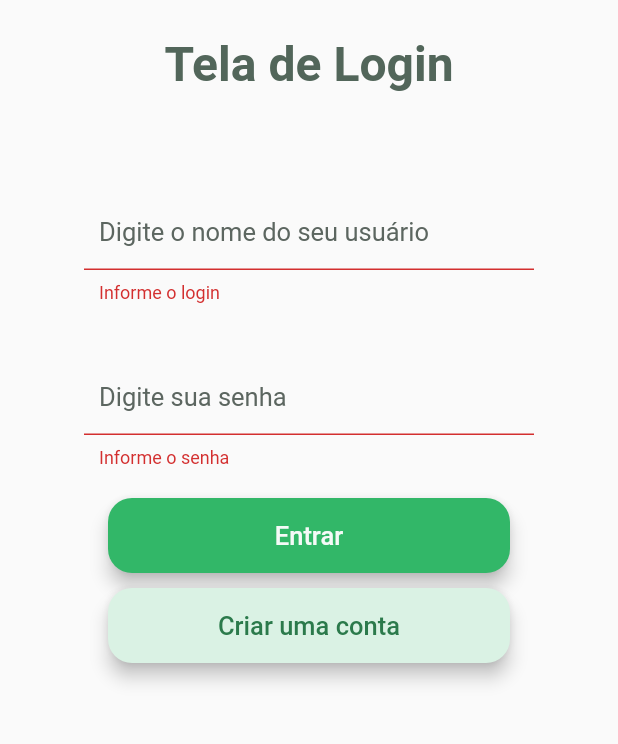
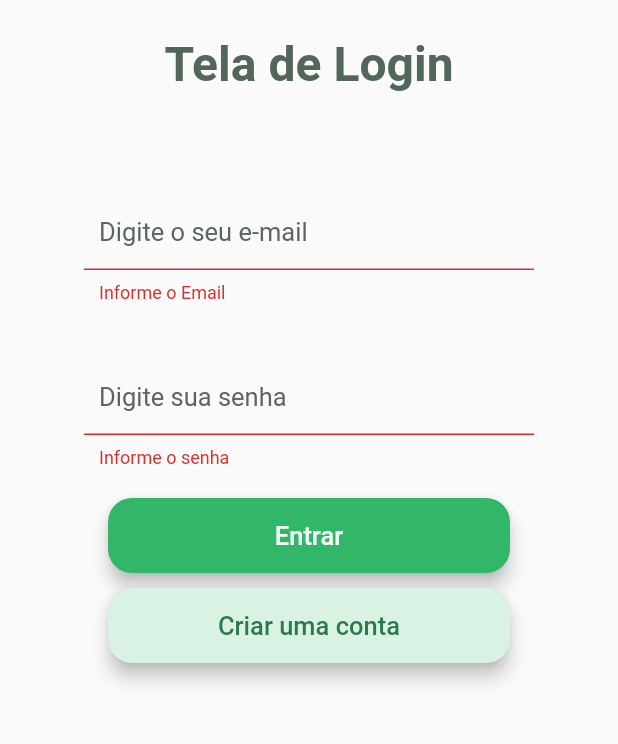
Before and after one commit to WesGtoX/plantmanager, a Flutter app: the Login screen opened directly, after a tap on "Entrar", on a phone screen of 412 x 824 dp, the part 294-1038 px from its top. Run offline on Flutter 3.47's test engine with Material 2 defaults, Android fonts, the phone set to English and light mode, and no system bars; our stand-ins replace cloud_firestore, firebase_auth, firebase_core, google_fonts, numberpicker; accounts and stored records are empty.

Commit message:
fix: login with email validation

```diff
--- a/lib/screens/Login/login_page.dart
+++ b/lib/screens/Login/login_page.dart
@@ -30,33 +30,6 @@ class _LoginState extends State<Login> {
       ),
     );
   }
-
-  // String _validateLogin(String text) {
-  //   if (text.isEmpty) {
-  //     return "Informe o login";
-  //   }
-  //   return null;
-  // }
-
-  // String _validatePassword(String text) {
-  //   if (text.isEmpty) {
-  //     return "Informe a senha";
-  //   }
-  //   return null;
-  // }
-
-  // bool _validateAuth(String login, String passwd) {
-  //   var users = ['wesley', 'quemuel'];
-  //   var userPasswd = ['unaerp@123'];
-  //
-  //   var validateUser = users.any((el) => el == login);
-  //   var validatePasswd = userPasswd.any((el) => el == passwd);
-  //
-  //   if (validateUser && validatePasswd) {
-  //     return true;
-  //   }
-  //   return false;
-  // }
 
   _body(BuildContext context) {
     return Form(
@@ -155,14 +128,21 @@ class _LoginState extends State<Login> {
   TextFormField textFormFieldLogin() {
     return TextFormField(
       controller: _tedLogin,
-      // validator: _validateLogin,
-      validator: (String? text) {
-        return text == null || text.isEmpty ? "Informe o login" : null;
+      validator: (String? value) {
+        String pattern = r'^(([^<>()[\]\\.,;:\s@\"]+(\.[^<>()[\]\\.,;:\s@\"]+)*)|(\".+\"))@((\[[0-9]{1,3}\.[0-9]{1,3}\.[0-9]{1,3}\.[0-9]{1,3}\])|(([a-zA-Z\-0-9]+\.)+[a-zA-Z]{2,}))$';
+        RegExp regExp = new RegExp(pattern);
+
+        if (value == null || value.length == 0) {
+          return "Informe o Email";
+        } else if(!regExp.hasMatch(value)){
+          return "Email inválido";
+        }
+        return null;
       },
       keyboardType: TextInputType.text,
       style: AppTextStyles.text,
       decoration: InputDecoration(
-        labelText: "Digite o nome do seu usuário",
+        labelText: "Digite o seu e-mail",
         labelStyle: GoogleFonts.roboto(color: AppColors.bodyColor),
         contentPadding: EdgeInsets.fromLTRB(10, 0, 10, 0),
       ),
@@ -172,8 +152,8 @@ class _LoginState extends State<Login> {
   TextFormField textFormFieldPassword() {
     return TextFormField(
       controller: _tedPasswd,
-      validator: (String? text) {
-        return text == null || text.isEmpty ? "Informe o senha" : null;
+      validator: (String? value) {
+        return value == null || value.isEmpty ? "Informe o senha" : null;
       },
       obscureText: true,
       keyboardType: TextInputType.text,
```
